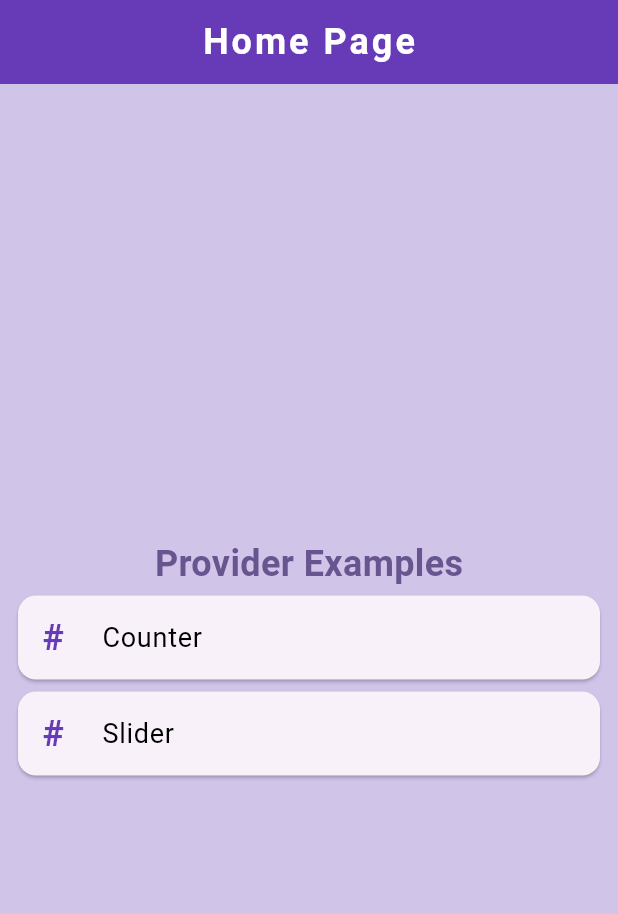
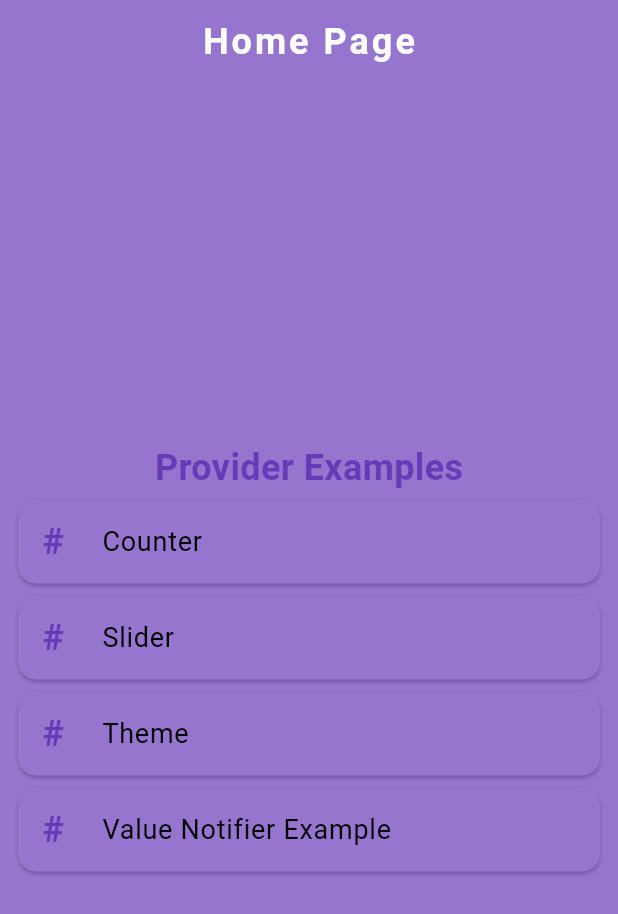
Before and after one commit to muhammadbilal254/learn_provider_flutter, a Flutter app: the screen it shows after launch, on a phone screen of 412 x 824 dp. Shown: the top 914 px of the screen. Run offline on Flutter 3.47's test engine with Material 3 defaults, Android fonts, the phone set to English and light mode, and no system bars; our stand-ins replace get.

Commit message:
value Notifier

```diff
--- /dev/null
+++ b/lib/Configs/Themes.dart
@@ -0,0 +1,48 @@
+import 'package:flutter/material.dart';
+import 'package:learn_provider/Configs/Colors.dart';
+
+final lightTheme = ThemeData(
+  useMaterial3: true,
+  brightness: Brightness.light,
+  // scaffoldBackgroundColor: Colors.deepPurple.shade100,
+  colorScheme: ColorScheme.light(
+    surface: lightBgColor,
+    onSurface: lightFontColor,
+    primaryContainer: lightContainer,
+    primary: lightPrimary,
+  ),
+  appBarTheme: AppBarTheme(
+    centerTitle: true,
+    backgroundColor: lightBgColor,
+    iconTheme: IconThemeData(color: Colors.white),
+    titleTextStyle: TextStyle(
+      fontSize: 24,
+      letterSpacing: 2,
+      color: Colors.white,
+      fontWeight: FontWeight.bold,
+    ),
+  ),
+);
+
+final darkTheme = ThemeData(
+  useMaterial3: true,
+  brightness: Brightness.dark,
+  // scaffoldBackgroundColor: Colors.deepPurple.shade100,
+  colorScheme: ColorScheme.dark(
+    surface: darkContainer,
+    onSurface: darkFontColor,
+    primaryContainer: darkContainer,
+    primary: darkPrimary,
+  ),
+  appBarTheme: AppBarTheme(
+    centerTitle: true,
+    backgroundColor: darkBgColor,
+    iconTheme: IconThemeData(color: Colors.white),
+    titleTextStyle: TextStyle(
+      fontSize: 24,
+      letterSpacing: 2,
+      color: Colors.white,
+      fontWeight: FontWeight.bold,
+    ),
+  ),
+);
--- a/lib/HomePage.dart
+++ b/lib/HomePage.dart
@@ -2,6 +2,8 @@ import 'package:flutter/material.dart';
 import 'package:get/get.dart';
 import 'package:learn_provider/Examples/Counter/CounterPage.dart';
 import 'package:learn_provider/Examples/SliderExample/SliderPage.dart';
+import 'package:learn_provider/Examples/ThemeExample/ChangeThemePage.dart';
+import 'package:learn_provider/Examples/ValueNotifier/ValueNotifierPage.dart';
 
 class HomePage extends StatelessWidget {
   const HomePage({super.key});
@@ -72,7 +74,53 @@ class HomePage extends StatelessWidget {
                   ),
                 ),
               ),
-            )
+            ),
+            Card(
+              child: ListTile(
+                onTap: () {
+                  Get.to(ChangeThemePage());
+                },
+                leading: Text(
+                  "#",
+                  style: TextStyle(
+                    fontSize: 24,
+                    color: Colors.deepPurple,
+                    fontWeight: FontWeight.bold,
+                  ),
+                ),
+                title: Text(
+                  "Theme",
+                  style: TextStyle(
+                    fontSize: 18,
+                    color: Colors.black,
+                    fontWeight: FontWeight.w400,
+                  ),
+                ),
+              ),
+            ),
+            Card(
+              child: ListTile(
+                onTap: () {
+                  Get.to(ValueNotifierPage());
+                },
+                leading: Text(
+                  "#",
+                  style: TextStyle(
+                    fontSize: 24,
+                    color: Colors.deepPurple,
+                    fontWeight: FontWeight.bold,
+                  ),
+                ),
+                title: Text(
+                  "Value Notifier Example",
+                  style: TextStyle(
+                    fontSize: 18,
+                    color: Colors.black,
+                    fontWeight: FontWeight.w400,
+                  ),
+                ),
+              ),
+            ),
           ],
         ),
       ),
--- /dev/null
+++ b/lib/Provider/ThemeProvider.dart
@@ -0,0 +1,11 @@
+import 'package:flutter/material.dart';
+
+class ThemeProvider extends ChangeNotifier {
+  ThemeMode themeMode = ThemeMode.system;
+
+  void onChangeTheme(ThemeMode theme) {
+    themeMode = theme;
+    print(theme);
+    notifyListeners();
+  }
+}
--- a/lib/main.dart
+++ b/lib/main.dart
@@ -1,12 +1,23 @@
 import 'package:flutter/material.dart';
 import 'package:get/get.dart';
+import 'package:learn_provider/Configs/Themes.dart';
 import 'package:learn_provider/HomePage.dart';
 import 'package:learn_provider/Provider/CounterProvider.dart';
 import 'package:learn_provider/Provider/SliderProvider.dart';
+import 'package:learn_provider/Provider/ThemeProvider.dart';
 import 'package:provider/provider.dart';
 
 void main() {
-  runApp(const MyApp());
+  runApp(
+    MultiProvider(
+      providers: [
+        ChangeNotifierProvider(create: (_) => CounterProvider()),
+        ChangeNotifierProvider(create: (_) => Sliderprovider()),
+        ChangeNotifierProvider(create: (_) => ThemeProvider()),
+      ],
+      child: const MyApp(),
+    ),
+  );
 }
 
 class MyApp extends StatelessWidget {
@@ -14,31 +25,13 @@ class MyApp extends StatelessWidget {
 
   @override
   Widget build(BuildContext context) {
-    return MultiProvider(
-      providers: [
-        ChangeNotifierProvider(create: (_) => CounterProvider()),
-        ChangeNotifierProvider(create: (_) => Sliderprovider()),
-      ],
-      child: GetMaterialApp(
-        title: 'Learn Provider',
-        theme: ThemeData(
-          scaffoldBackgroundColor: Colors.deepPurple.shade100,
-          colorScheme: ColorScheme.fromSeed(seedColor: Colors.deepPurple),
-          appBarTheme: AppBarTheme(
-            centerTitle: true,
-            backgroundColor: Colors.deepPurple,
-            iconTheme: IconThemeData(color: Colors.white),
-            titleTextStyle: TextStyle(
-              fontSize: 24,
-              letterSpacing: 2,
-              color: Colors.white,
-              fontWeight: FontWeight.bold,
-            ),
-          ),
-          useMaterial3: true,
-        ),
-        home: HomePage(),
-      ),
+    final themeProvider = Provider.of<ThemeProvider>(context, listen: true);
+    return GetMaterialApp(
+      title: 'Learn Provider',
+      theme: lightTheme,
+      darkTheme: darkTheme,
+      themeMode: themeProvider.themeMode,
+      home: HomePage(),
     );
   }
 }
```
Also changed, not shown: lib/Configs/Colors.dart (added, +11 -0 lines), lib/Examples/ThemeExample/ChangeThemePage.dart (added, +42 -0 lines), lib/Examples/ValueNotifier/ValueNotifierPage.dart (added, +30 -0 lines), 1 other file.
